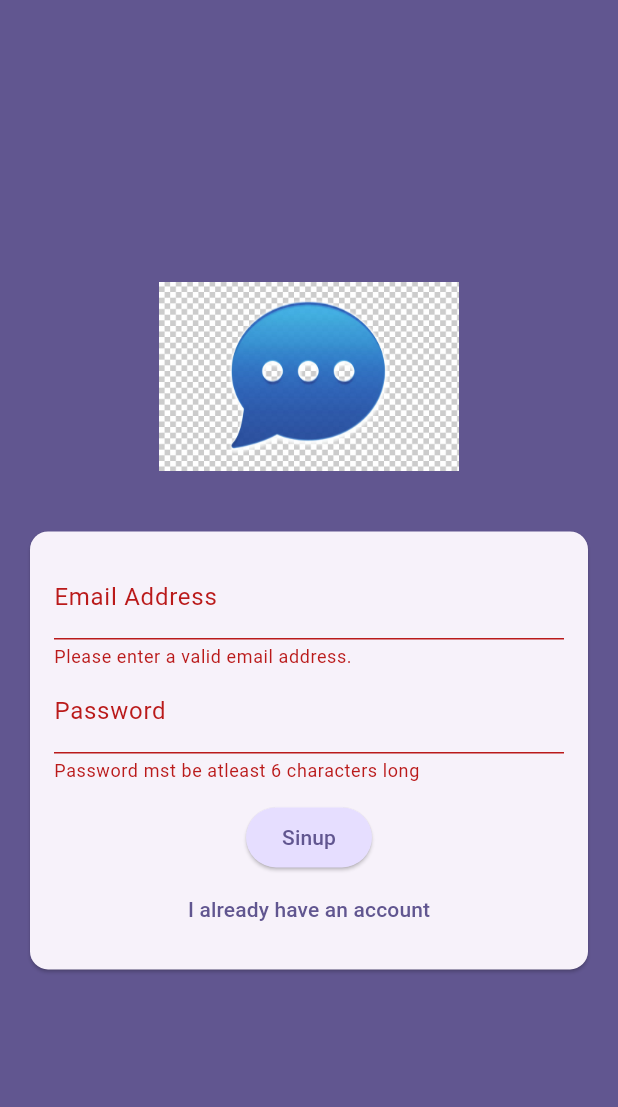
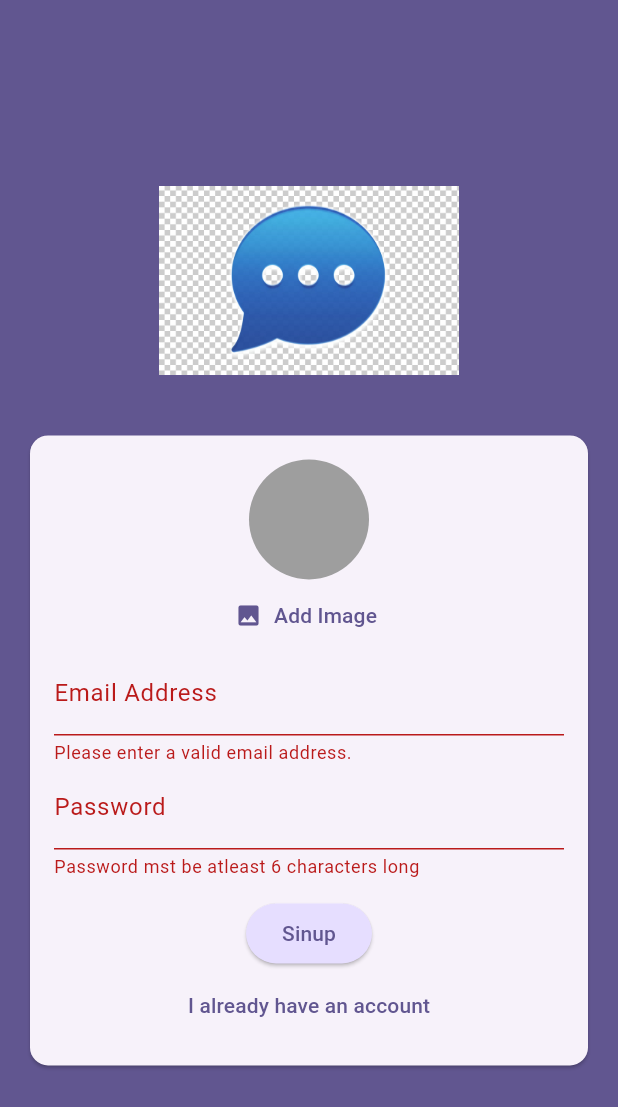
Before and after one commit to Hanna2002-git/Chat-application, a Flutter app: the screen it shows after launch, after a tap on "Login", after a tap on "Create an account", on a phone screen of 412 x 824 dp. Shown: the top 1107 px of the screen. Run offline on Flutter 3.47's test engine with Material 3 defaults, Android fonts, the phone set to English and light mode, and no system bars; our stand-ins replace firebase_auth, firebase_core, image_picker; accounts and stored records are empty.

Commit message:
feat: Add user image picker widget
- Added a new widget for users to pick their profile image.
- Updated authentication screen to use the user image picker.

```diff
--- a/lib/main.dart
+++ b/lib/main.dart
@@ -1,5 +1,6 @@
 import 'package:chat_application/screens/auth.dart';
 import 'package:chat_application/screens/chat.dart';
+import 'package:chat_application/screens/splash.dart';
 import 'package:firebase_auth/firebase_auth.dart';
 import 'package:flutter/material.dart';
 import 'package:firebase_core/firebase_core.dart';
@@ -24,6 +25,10 @@ class MyApp extends StatelessWidget {
       ),
       home: StreamBuilder(stream: FirebaseAuth.instance.authStateChanges(),
       builder: (ctx, snapshot) {
+        if(snapshot.connectionState == ConnectionState.waiting )
+        {
+          return const SplashScreen();
+        }
         if(snapshot.hasData){
           return const  ChatScreen();
         }
--- a/lib/screens/auth.dart
+++ b/lib/screens/auth.dart
@@ -1,3 +1,4 @@
+import 'package:chat_application/widgets/user_image_picker.dart';
 import 'package:flutter/material.dart';
 import 'package:firebase_auth/firebase_auth.dart';
 final _firebase = FirebaseAuth.instance;
@@ -74,6 +75,7 @@ class _AuthScreenState extends State<AuthScreen> {
                       child: Column(
                       mainAxisSize: MainAxisSize.min,
                       children: [
+                        if(!_isLogin) UserImagePicker(),
                         TextFormField(
                           decoration: const InputDecoration(
                             labelText: 'Email Address'
--- a/lib/screens/splash.dart
+++ b/lib/screens/splash.dart
@@ -0,0 +1,16 @@
+import 'package:flutter/material.dart';
+
+class SplashScreen extends StatelessWidget {
+  const SplashScreen ({super.key});
+
+  @override
+  Widget build(BuildContext context) {
+    return Scaffold(
+      appBar: AppBar(
+        title: const Text('FlutterChat'),
+      ),
+      body: const Center(
+        child: Text('Loading...')),
+    );
+  }
+}
--- /dev/null
+++ b/lib/widgets/user_image_picker.dart
@@ -0,0 +1,45 @@
+import 'dart:io';
+import 'package:flutter/material.dart';
+import 'package:image_picker/image_picker.dart';
+
+class UserImagePicker extends StatefulWidget {
+  const UserImagePicker({super.key});
+
+  @override
+  State<UserImagePicker> createState()
+   => _UserImagePickerState();
+}
+
+class _UserImagePickerState extends State<UserImagePicker> {
+  File ? _pickedImageFile;
+  void _pickImage() async{
+    final pickedImage = await ImagePicker().pickImage(
+      source: ImageSource.camera,imageQuality: 50, maxWidth: 150,
+    );
+    if (pickedImage==null){
+      return;
+    }
+    setState(() {
+      _pickedImageFile = File(pickedImage.path);
+    });
+  }
+  @override
+  Widget build(BuildContext context) {
+
+    return  Column(
+      children: [
+        CircleAvatar(
+          radius: 40,
+          backgroundColor: Colors.grey,
+          foregroundImage: _pickedImageFile != null?
+          FileImage(_pickedImageFile!): null,
+        ),
+        TextButton.icon(onPressed:_pickImage ,
+         icon: const Icon(Icons.image),
+         label: Text('Add Image', style: TextStyle(
+          color: Theme.of(context).colorScheme.primary,
+         ),))
+      ],
+    );
+  }
+}
```
Also changed, not shown: lib/screens/chat.dart (+8 -0 lines), pubspec.yaml (+5 -8 lines), pubspec.lock, 7 other files.
